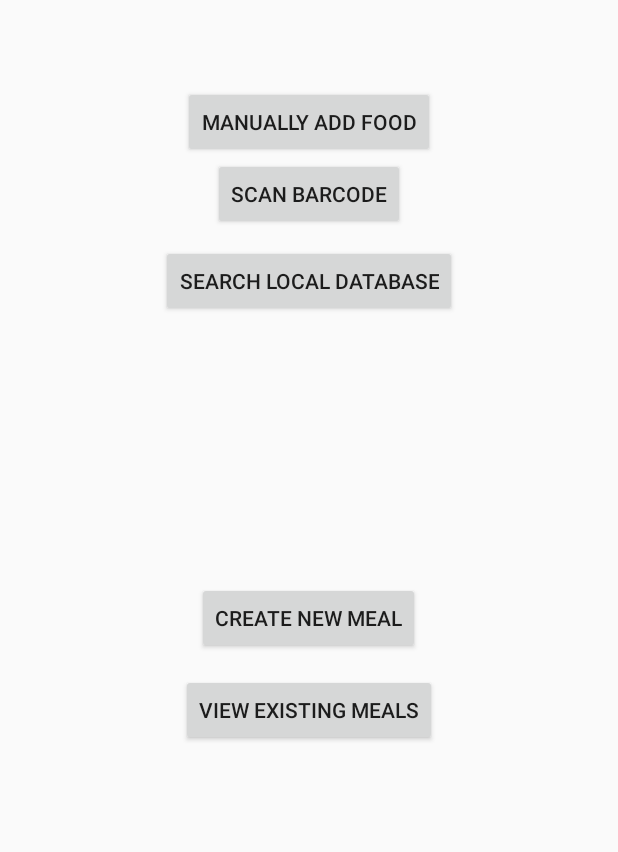
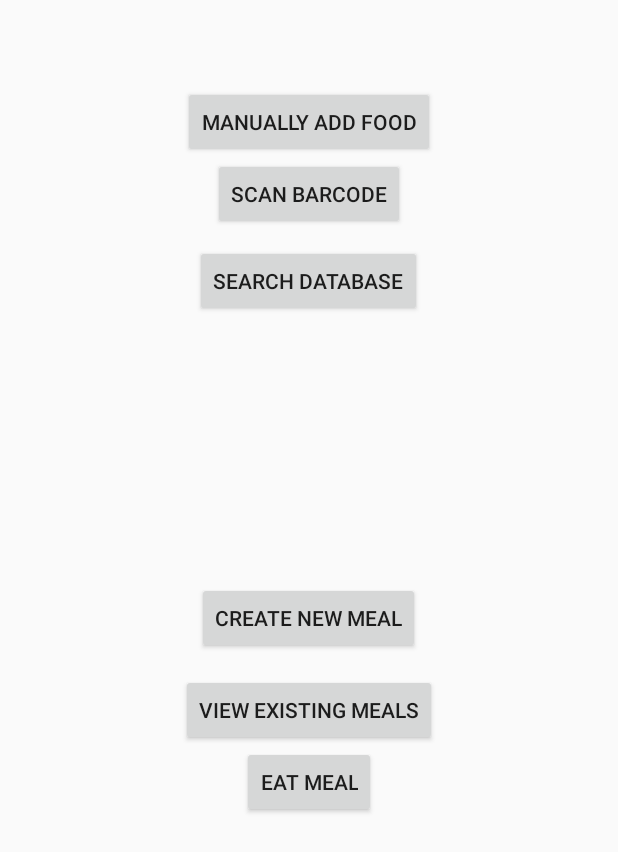
Before and after one commit to tegster/NutriFit, an Android app: the nutritionOverview screen opened directly, with no data from a screen before it, on a phone screen of 412 x 824 dp. Shown: the top 852 px of the screen. Run offline under Robolectric (Android 15) with nearby library versions, the phone set to English and light mode, and no system bars.

Commit message:
Improved button phrasing and added eat meal button

```diff
--- a/Source/app/src/main/java/fitness/cs115/a115fitnessapp/CreateMeal.java
+++ b/Source/app/src/main/java/fitness/cs115/a115fitnessapp/CreateMeal.java
@@ -12,7 +12,7 @@
     protected void onCreate(Bundle savedInstanceState) {
         super.onCreate(savedInstanceState);
         setContentView(R.layout.create_meal);
-
-
+//have some sort of list of food items and another list of calories?
+//then add these to database
     }
 }
--- a/Source/app/src/main/res/layout/nutrition_overview.xml
+++ b/Source/app/src/main/res/layout/nutrition_overview.xml
@@ -5,7 +5,7 @@
     android:layout_height="match_parent">
 
     <Button
-        android:text="Search local Database"
+        android:text="Search Database"
         android:layout_width="wrap_content"
         android:layout_height="wrap_content"
         android:layout_below="@+id/scan"
@@ -46,4 +46,12 @@
         android:layout_centerHorizontal="true"
         android:layout_marginTop="13dp"
         android:id="@+id/existing" />
+
+    <Button
+        android:text="Eat Meal"
+        android:layout_width="wrap_content"
+        android:layout_height="wrap_content"
+        android:layout_below="@+id/existing"
+        android:layout_centerHorizontal="true"
+        android:id="@+id/eat" />
 </RelativeLayout>
```
